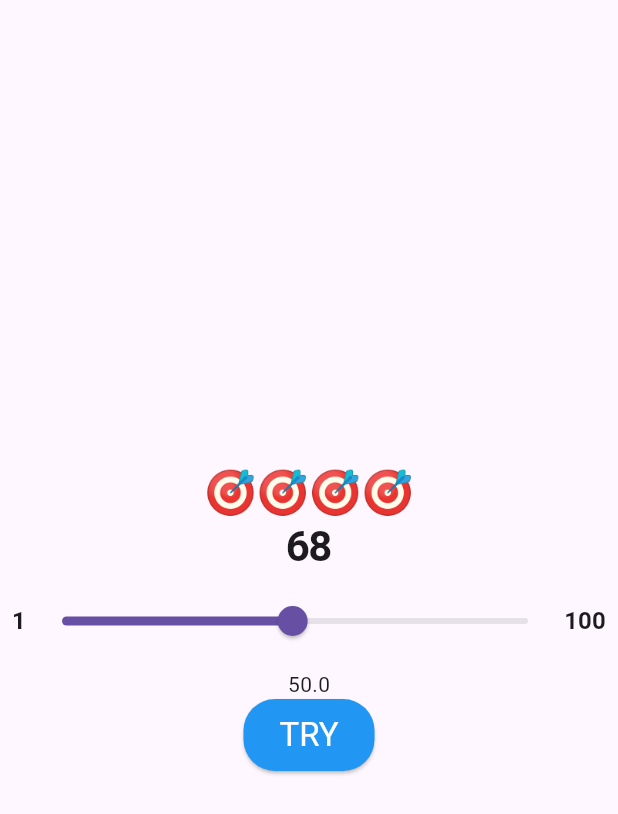
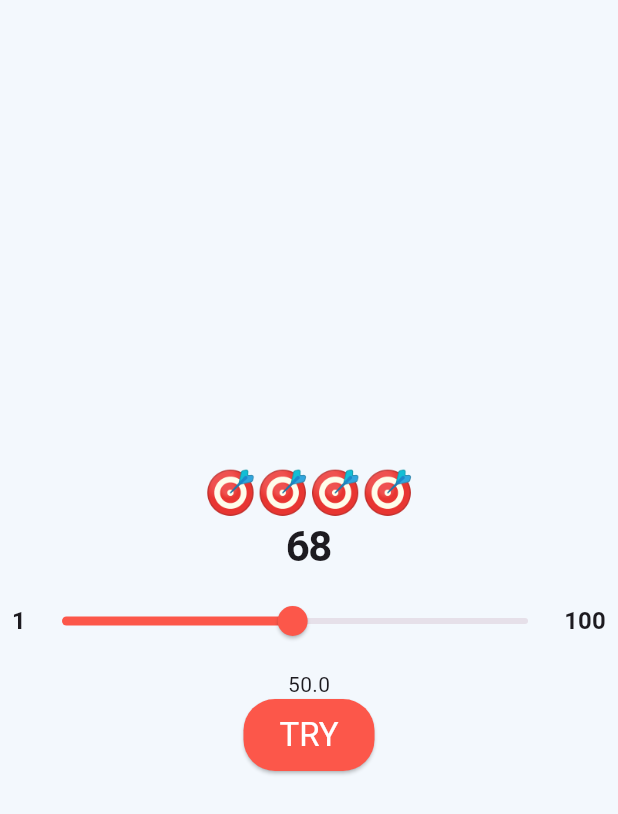
Before and after one commit to albertgarrido4/Challenge-First-Flutter-App-AlbertGarrido, a Flutter app: the screen it shows after launch, on a phone screen of 412 x 824 dp. Shown: the top 814 px of the screen. Run offline on Flutter 3.47's test engine with Material 3 defaults, Android fonts, the phone set to English and light mode, and no system bars.

```diff
--- /dev/null
+++ b/lib/app_colors.dart
@@ -0,0 +1,6 @@
+import 'package:flutter/material.dart';
+
+class AppColors {
+static const primaryColor = Color(0xFFFC574A);
+static const backgroundColor = Color(0xFFF3F8FD);
+}
--- a/lib/main.dart
+++ b/lib/main.dart
@@ -1,4 +1,5 @@
 import 'package:flutter/material.dart';
+import 'package:flutter_guess_the_number/app_colors.dart';
 
 void main() {
   runApp(const MainApp());
@@ -9,7 +10,8 @@ class MainApp extends StatelessWidget {
 
   @override
   Widget build(BuildContext context) {
-    return const MaterialApp(
+    return MaterialApp(
+      theme: ThemeData(scaffoldBackgroundColor: AppColors.backgroundColor),
       home: Scaffold(
         body: ContentView(),
       ),
@@ -42,7 +44,12 @@ class _ContentViewState extends State<ContentView> {
               mainAxisAlignment: MainAxisAlignment.center,
               children: [
                 Text("${_MIN_VALUE.toInt()}", style: Theme.of(context).textTheme.titleMedium?.copyWith(fontWeight: FontWeight.bold)),
-                Expanded(child: Slider(value: _value, onChanged: _onChanged, min:_MIN_VALUE,max: _MAX_VALUE)),
+                Expanded(child: Slider(
+                  value: _value,
+                  onChanged: _onChanged,
+                  min:_MIN_VALUE,
+                  max: _MAX_VALUE,
+                  activeColor: AppColors.primaryColor,)),
                 Text("${_MAX_VALUE.toInt()}", style: Theme.of(context).textTheme.titleMedium?.copyWith(fontWeight: FontWeight.bold)),
               ],
             ),
@@ -52,7 +59,7 @@ class _ContentViewState extends State<ContentView> {
             onPressed: _onPressed,
             style: ElevatedButton.styleFrom(
               minimumSize: const Size(48, 48),
-              backgroundColor: Colors.blue,
+              backgroundColor: AppColors.primaryColor,
               shape: RoundedRectangleBorder(borderRadius: BorderRadius.circular(21))
             ),
             child: Text("TRY", style: Theme.of(context).textTheme.titleLarge?.copyWith(color: Colors.white),),
```
